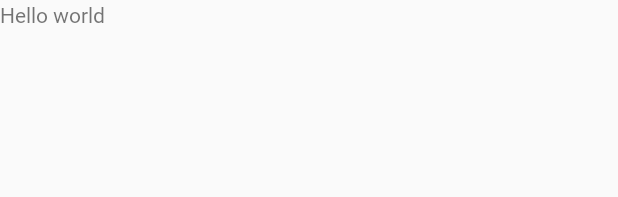
After one commit to achuth10/Task, an Android app: the layout activity_broadcaster_main.xml on its own in the app's theme, with its tools: preview values and no code run, on a phone screen of 412 x 824 dp. The commit adds this screen. Shown: the top 197 px of the screen. Run offline under Robolectric (Android 15) with nearby library versions, the phone set to English and light mode, and no system bars.

Commit message:
Added broadcaster signup as well

```diff
--- a/app/src/main/AndroidManifest.xml
+++ b/app/src/main/AndroidManifest.xml
@@ -17,7 +17,8 @@
             </intent-filter>
         </activity>
         <activity android:name=".Base" />
-        <activity android:name=".SignUpUser"></activity>
+        <activity android:name=".SignUpUser" />
+        <activity android:name=".BroadcasterMain"></activity>
     </application>
 
 </manifest>
--- a/app/src/main/java/com/example/achuth/task/Base.java
+++ b/app/src/main/java/com/example/achuth/task/Base.java
@@ -107,8 +107,6 @@ public class Base extends AppCompatActivity {
         } else {
             Toast.makeText(this, "Press again to log out", Toast.LENGTH_SHORT).show();
             if (++count>=2) {
-//                editor.clear();
-//                editor.commit();
                 editor.putString("Login","NO").commit();
                 super.onBackPressed();
             }
@@ -129,8 +127,6 @@ public class Base extends AppCompatActivity {
     public boolean onOptionsItemSelected(MenuItem item) {
         switch (item.getItemId()) {
             case R.id.logout_action:
-//                editor.clear();
-//                editor.commit();
                 editor.putString("Login","NO").commit();
                 Intent i = new Intent(this, MainActivity.class);
                 startActivity(i);
--- /dev/null
+++ b/app/src/main/res/layout/activity_broadcaster_main.xml
@@ -0,0 +1,14 @@
+<?xml version="1.0" encoding="utf-8"?>
+<RelativeLayout xmlns:android="http://schemas.android.com/apk/res/android"
+    xmlns:app="http://schemas.android.com/apk/res-auto"
+    xmlns:tools="http://schemas.android.com/tools"
+    android:layout_width="match_parent"
+    android:layout_height="match_parent"
+    tools:context=".BroadcasterMain">
+
+    <TextView
+        android:layout_width="wrap_content"
+        android:layout_height="wrap_content"
+        android:text="Hello world"
+        />
+</RelativeLayout>
```
Also changed, not shown: app/src/main/java/com/example/achuth/task/BroadcasterMain.java (added, +36 -0 lines), app/src/main/java/com/example/achuth/task/Dashboard.java (+10 -1 lines), app/src/main/java/com/example/achuth/task/MainActivity.java (+6 -4 lines), app/src/main/java/com/example/achuth/task/SignUpFragment.java (+10 -0 lines), app/src/main/java/com/example/achuth/task/SignUpUser.java (+17 -1 lines), app/src/main/java/com/example/achuth/task/Streamer.java (+10 -1 lines), app/src/main/java/com/example/achuth/task/User.java (+9 -1 lines), app/src/main/res/layout/activity_sign_up_user.xml (+4 -3 lines), app/src/main/res/layout/rowlayout.xml (+15 -6 lines), app/src/main/res/drawable/menuicon.png (added).
